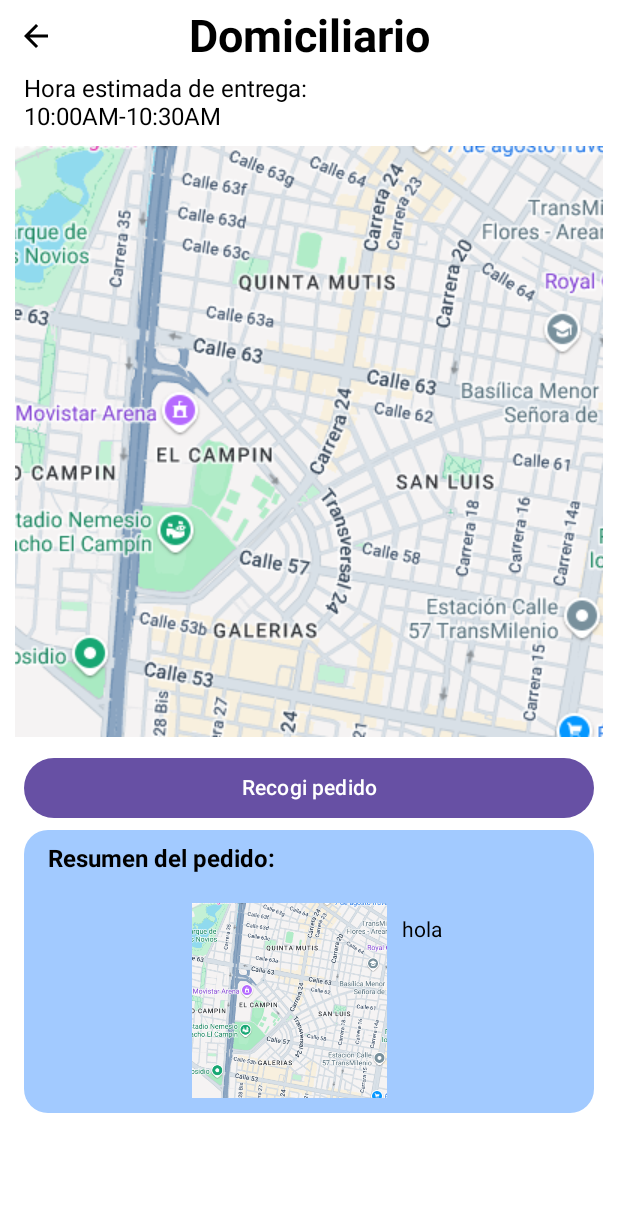
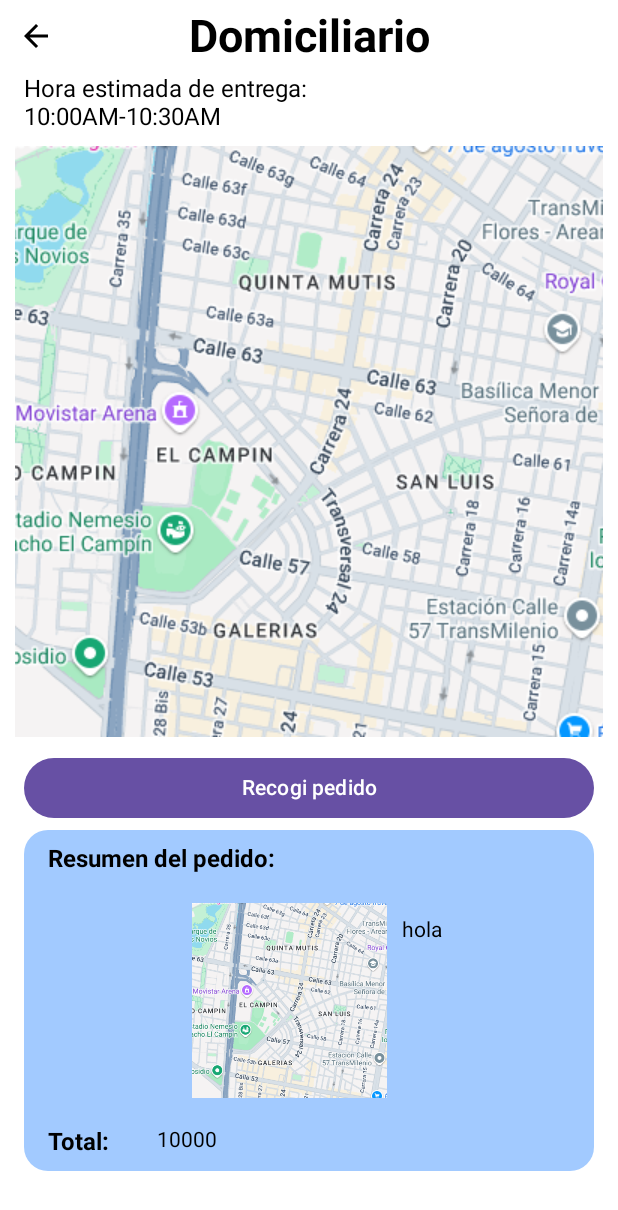
Before and after one commit to JuanRodR31/OrderWay, an Android app built with Jetpack Compose: the @Preview function TrackingPreview, on a phone screen of 412 x 824 dp. Shown: the top 1210 px of the screen. Run offline under Robolectric (Android 15) with nearby library versions, the phone set to English and light mode, and no system bars.

Commit message:
total corrected

```diff
--- a/app/src/main/java/com/orderway/ui/DeliveryScreens/DeliveryTracking.kt
+++ b/app/src/main/java/com/orderway/ui/DeliveryScreens/DeliveryTracking.kt
@@ -49,6 +49,7 @@ fun image() {
 @Composable
 fun Tracking(time: String ,
              orderState: String,
+             total: Int,
              onChangeState: () -> Unit
              ){
 
@@ -105,6 +106,20 @@ fun Tracking(time: String ,
                         Text(text="hola")
                     }
                 }
+                Row {
+                    Text(text = stringResource(id = R.string.total),
+                        textAlign = TextAlign.Center,
+                        fontWeight = FontWeight.Bold,
+                        fontSize = 16.sp,
+                        modifier = Modifier.padding(horizontal = 16.dp, vertical = 10.dp)
+                    )
+                    Text(
+                        text = total.toString(),
+                        modifier = Modifier.padding(horizontal = 16.dp, vertical = 10.dp)
+
+                    )
+                }
+
             }
         }
 
@@ -140,5 +155,6 @@ fun Tracking(time: String ,
 fun TrackingPreview(){
     Tracking("10:00AM-10:30AM",
         "Recogi pedido",
+        10000,
         onChangeState = { /* no-op */ })
 }
```
